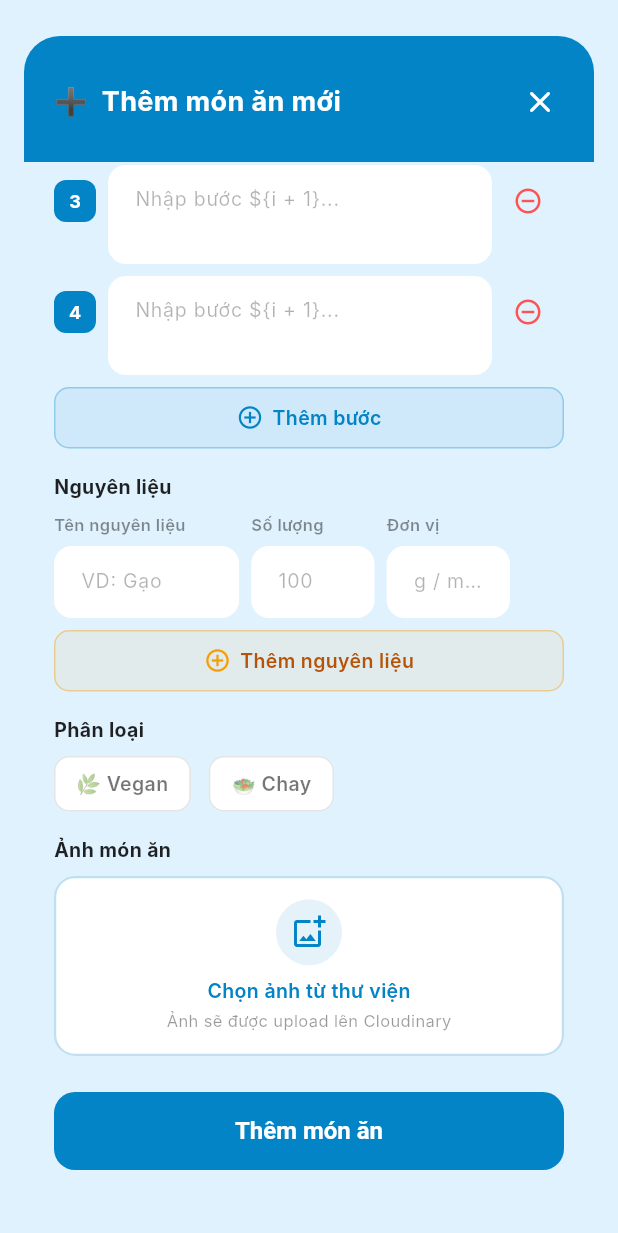
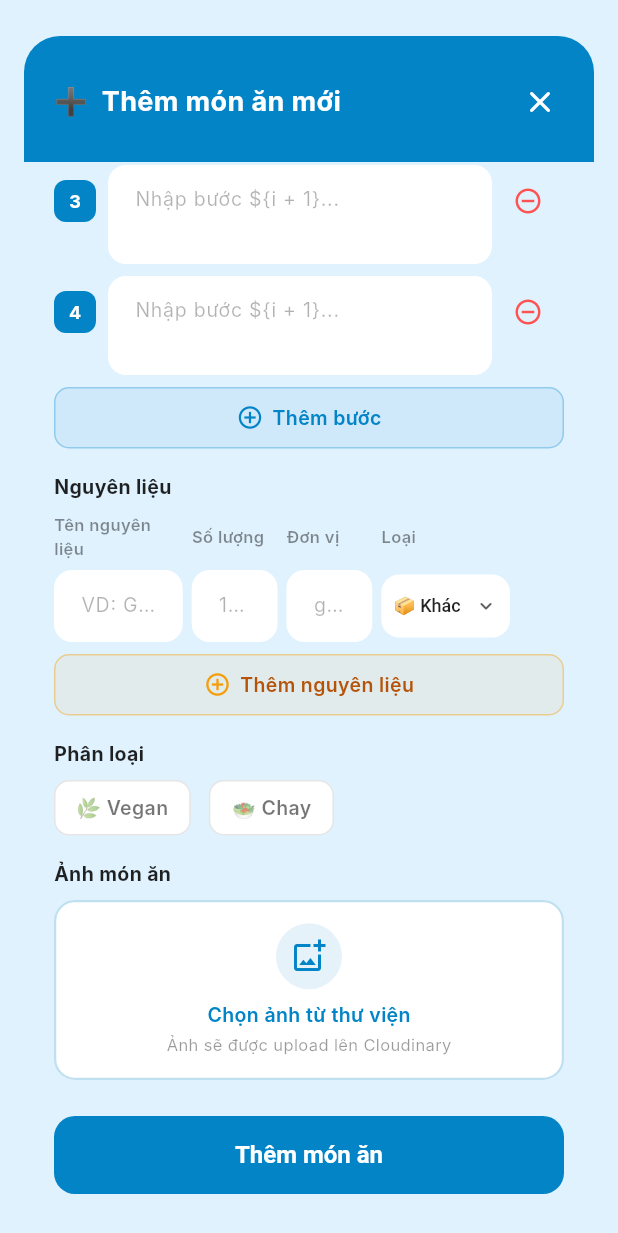
Before and after one commit to nguyenlephianh56/health4u, a Flutter app: the RecipeFormDialog widget shown alone on an empty page, opened directly with empty values, scrolled down 546 dp, on a phone screen of 412 x 824 dp. Shown: the top 1233 px of the screen. Run offline on Flutter 3.47's test engine with Material 3 defaults, Android fonts, the phone set to English and light mode, and no system bars; our stand-ins replace cloud_firestore, firebase_auth, firebase_core, flutter_riverpod, go_router, image_picker and 1 more; accounts and stored records are empty; Roboto replaces fonts that are missing (Inter).

Commit message:
add category vào ingredient

```diff
--- a/lib/data/models/recipe_model.dart
+++ b/lib/data/models/recipe_model.dart
@@ -2,36 +2,87 @@
 //
 // Mô tả: Data class ánh xạ document từ Firestore collection "recipes".
 // Dùng ở: AdminViewModel, NutritionViewModel, MealPlanScreen.
+
+enum IngredientCategory {
+  meat,       // 🥩 Thịt & Hải sản
+  vegetable,  // 🥦 Rau & Củ quả
+  dairy,      // 🥛 Sữa & Trứng
+  grain,      // 🌾 Ngũ cốc & Tinh bột
+  seasoning,  // 🧂 Gia vị & Dầu ăn
+  other,      // 📦 Khác
+}
+
+extension IngredientCategoryX on IngredientCategory {
+  String get label {
+    switch (this) {
+      case IngredientCategory.meat:      return '🥩 Thịt & Hải sản';
+      case IngredientCategory.vegetable: return '🥦 Rau & Củ quả';
+      case IngredientCategory.dairy:     return '🥛 Sữa & Trứng';
+      case IngredientCategory.grain:     return '🌾 Ngũ cốc & Tinh bột';
+      case IngredientCategory.seasoning: return '🧂 Gia vị & Dầu ăn';
+      case IngredientCategory.other:     return '📦 Khác';
+    }
+  }
+
+  // Lưu vào Firestore dạng String
+  String get value {
+    switch (this) {
+      case IngredientCategory.meat:      return 'meat';
+      case IngredientCategory.vegetable: return 'vegetable';
+      case IngredientCategory.dairy:     return 'dairy';
+      case IngredientCategory.grain:     return 'grain';
+      case IngredientCategory.seasoning: return 'seasoning';
+      case IngredientCategory.other:     return 'other';
+    }
+  }
+
+  // Đọc từ Firestore String → enum
+  static IngredientCategory fromValue(String? value) {
+    switch (value) {
+      case 'meat':      return IngredientCategory.meat;
+      case 'vegetable': return IngredientCategory.vegetable;
+      case 'dairy':     return IngredientCategory.dairy;
+      case 'grain':     return IngredientCategory.grain;
+      case 'seasoning': return IngredientCategory.seasoning;
+      default:          return IngredientCategory.other;
+    }
+  }
+}
 
 class IngredientItem {
   final String id;
   final String name;
   final double amount;
   final String unit;
+  // ✅ Thêm field category để phân nhóm trong Grocery List
+  final IngredientCategory category;
 
   const IngredientItem({
     required this.id,
     required this.name,
     required this.amount,
     required this.unit,
+    this.category = IngredientCategory.other, // mặc định "Khác"
   });
 
   // Firestore → Model
   factory IngredientItem.fromMap(Map<String, dynamic> map) {
     return IngredientItem(
-      id:     map['id']?.toString() ?? '',
-      name:   map['name']?.toString() ?? '',
-      amount: (map['amount'] as num?)?.toDouble() ?? 0,
-      unit:   map['unit']?.toString() ?? '',
+      id:       map['id']?.toString() ?? '',
+      name:     map['name']?.toString() ?? '',
+      amount:   (map['amount'] as num?)?.toDouble() ?? 0,
+      unit:     map['unit']?.toString() ?? '',
+      category: IngredientCategoryX.fromValue(map['category']?.toString()),
     );
   }
 
   // Model → Firestore
   Map<String, dynamic> toMap() => {
-    'id':     id,
-    'name':   name,
-    'amount': amount,
-    'unit':   unit,
+    'id':       id,
+    'name':     name,
+    'amount':   amount,
+    'unit':     unit,
+    'category': category.value, // lưu string vào Firestore
   };
 }
 
--- a/lib/features/admin/widgets/recipe_form_dialog.dart
+++ b/lib/features/admin/widgets/recipe_form_dialog.dart
@@ -203,10 +203,11 @@ class _RecipeFormDialogState extends State<RecipeFormDialog> {
     final ingredients = _ingredientCtrls
         .where((c) => c.nameCtrl.text.trim().isNotEmpty)
         .map((c) => IngredientItem(
-      id:     _uuid.v4(),
-      name:   c.nameCtrl.text.trim(),
-      amount: double.tryParse(c.amountCtrl.text) ?? 0,
-      unit:   c.unitCtrl.text.trim(),
+      id:       _uuid.v4(),
+      name:     c.nameCtrl.text.trim(),
+      amount:   double.tryParse(c.amountCtrl.text) ?? 0,
+      unit:     c.unitCtrl.text.trim(),
+      category: IngredientCategoryX.fromValue(c.categoryValue),
     ))
         .toList();
 
@@ -737,15 +738,21 @@ class _RecipeFormDialogState extends State<RecipeFormDialog> {
   }
 
   Widget _buildIngredientsSection() {
+    // Danh sách tất cả category để hiện trong dropdown
+    const categories = IngredientCategory.values;
+
     return Column(
       children: [
+        // Header — thêm cột Loại
         const Row(
           children: [
             Expanded(flex: 3, child: _ColHeader(label: 'Tên nguyên liệu')),
-            SizedBox(width: 8),
+            SizedBox(width: 6),
             Expanded(flex: 2, child: _ColHeader(label: 'Số lượng')),
-            SizedBox(width: 8),
+            SizedBox(width: 6),
             Expanded(flex: 2, child: _ColHeader(label: 'Đơn vị')),
+            SizedBox(width: 6),
+            Expanded(flex: 3, child: _ColHeader(label: 'Loại')),
             SizedBox(width: 36),
           ],
         ),
@@ -756,20 +763,23 @@ class _RecipeFormDialogState extends State<RecipeFormDialog> {
             padding: const EdgeInsets.only(bottom: 8),
             child: Row(
               children: [
+                // Tên nguyên liệu
                 Expanded(
                   flex: 3,
                   child: TextFormField(
-                    key: ValueKey('ing_name_$i'),
+                    key: ValueKey('ing_name_\$i'),
                     controller: ing.nameCtrl,
                     style: const TextStyle(fontSize: 13),
                     enableIMEPersonalizedLearning: true,
                     decoration: _inputDecoration(hint: 'VD: Gạo'),
                   ),
                 ),
-                const SizedBox(width: 8),
+                const SizedBox(width: 6),
+                // Số lượng
                 Expanded(
                   flex: 2,
                   child: TextFormField(
+                    key: ValueKey('ing_amount_\$i'),
                     controller: ing.amountCtrl,
                     keyboardType: TextInputType.number,
                     inputFormatters: [
@@ -779,17 +789,59 @@ class _RecipeFormDialogState extends State<RecipeFormDialog> {
                     decoration: _inputDecoration(hint: '100'),
                   ),
                 ),
-                const SizedBox(width: 8),
+                const SizedBox(width: 6),
+                // Đơn vị
                 Expanded(
                   flex: 2,
                   child: TextFormField(
-                    key: ValueKey('ing_unit_$i'),
+                    key: ValueKey('ing_unit_\$i'),
                     controller: ing.unitCtrl,
                     style: const TextStyle(fontSize: 13),
                     enableIMEPersonalizedLearning: true,
-                    decoration: _inputDecoration(hint: 'g / ml / cái'),
+                    decoration: _inputDecoration(hint: 'g / ml'),
                   ),
                 ),
+                const SizedBox(width: 6),
+                // ✅ Dropdown chọn loại nguyên liệu
+                Expanded(
+                  flex: 3,
+                  child: Container(
+                    height: 42,
+                    padding: const EdgeInsets.symmetric(horizontal: 8),
+                    decoration: BoxDecoration(
+                      color: Colors.white,
+                      borderRadius: BorderRadius.circular(12),
+                    ),
+                    child: DropdownButtonHideUnderline(
+                      child: DropdownButton<String>(
+                        value: ing.categoryValue,
+                        isExpanded: true,
+                        icon: const Icon(Icons.keyboard_arrow_down_rounded,
+                            size: 16),
+                        style: const TextStyle(
+                            fontSize: 12,
+                            color: Colors.black87,
+                            fontWeight: FontWeight.w500),
+                        items: categories.map((cat) {
+                          return DropdownMenuItem(
+                            value: cat.value,
+                            child: Text(
+                              cat.label,
+                              overflow: TextOverflow.ellipsis,
+                              style: const TextStyle(fontSize: 12),
+                            ),
+                          );
+                        }).toList(),
+                        onChanged: (val) {
+                          if (val != null) {
+                            setState(() => ing.categoryValue = val);
+                          }
+                        },
+                      ),
+                    ),
+                  ),
+                ),
+                // Nút xóa
                 if (_ingredientCtrls.length > 1)
                   IconButton(
                     icon: const Icon(Icons.remove_circle_outline,
@@ -1113,24 +1165,29 @@ class _IngredientControllers {
   final TextEditingController nameCtrl;
   final TextEditingController amountCtrl;
   final TextEditingController unitCtrl;
+  // category không dùng TextEditingController mà dùng String value
+  String categoryValue;
 
   _IngredientControllers({
     required this.nameCtrl,
     required this.amountCtrl,
     required this.unitCtrl,
+    this.categoryValue = 'other',
   });
 
   factory _IngredientControllers.empty() => _IngredientControllers(
-    nameCtrl:   TextEditingController(),
-    amountCtrl: TextEditingController(),
-    unitCtrl:   TextEditingController(),
+    nameCtrl:      TextEditingController(),
+    amountCtrl:    TextEditingController(),
+    unitCtrl:      TextEditingController(),
+    categoryValue: 'other',
   );
 
   factory _IngredientControllers.fromIngredient(IngredientItem ing) =>
       _IngredientControllers(
-        nameCtrl:   TextEditingController(text: ing.name),
-        amountCtrl: TextEditingController(text: ing.amount.toString()),
-        unitCtrl:   TextEditingController(text: ing.unit),
+        nameCtrl:      TextEditingController(text: ing.name),
+        amountCtrl:    TextEditingController(text: ing.amount.toString()),
+        unitCtrl:      TextEditingController(text: ing.unit),
+        categoryValue: ing.category.value,
       );
 
   void dispose() {
```
